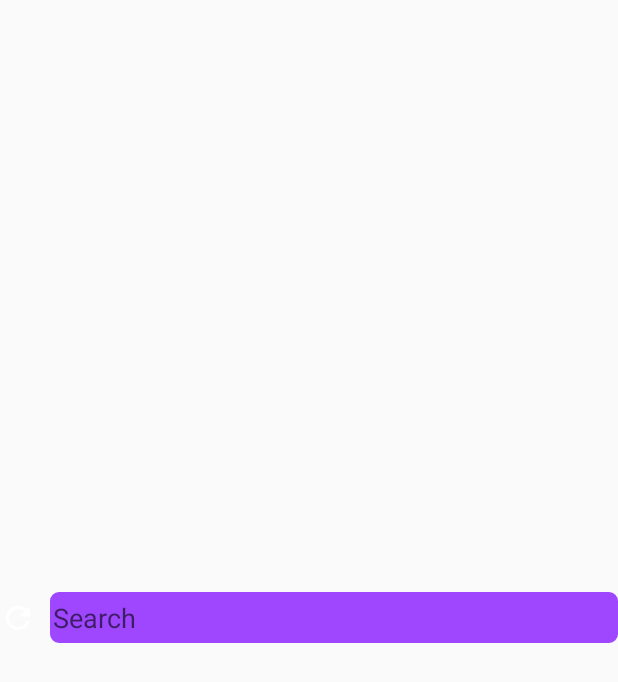
After one commit to VelocityPulse/TagFinder, an Android app: the layout browser_action_bar.xml on its own in the app's theme, with its tools: preview values and no code run, on a phone screen of 412 x 824 dp. The commit adds this screen. Shown: the top 682 px of the screen. Run offline under Robolectric (Android 15) with nearby library versions, the phone set to English and light mode, and no system bars.

Commit message:
[BROWSER ACTIVITY] Working on the main layout and the search bar

```diff
--- a/app/build.gradle
+++ b/app/build.gradle
@@ -31,4 +31,5 @@ dependencies {
     testImplementation 'junit:junit:4.12'
     androidTestImplementation 'androidx.test.ext:junit:1.1.1'
     androidTestImplementation 'androidx.test.espresso:espresso-core:3.2.0'
+    implementation 'androidx.swiperefreshlayout:swiperefreshlayout:1.0.0'
 }
--- a/app/src/main/AndroidManifest.xml
+++ b/app/src/main/AndroidManifest.xml
@@ -2,6 +2,7 @@
 <manifest xmlns:android="http://schemas.android.com/apk/res/android"
     package="com.cpulse.tagfinder">
 
+    <uses-permission android:name="android.permission.INTERNET"/>
 
     <application
         android:icon="@mipmap/ic_launcher"
--- /dev/null
+++ b/app/src/main/res/drawable/ic_refresh.xml
@@ -0,0 +1,9 @@
+<vector xmlns:android="http://schemas.android.com/apk/res/android"
+    android:width="24dp"
+    android:height="24dp"
+    android:viewportWidth="24"
+    android:viewportHeight="24">
+    <path
+        android:fillColor="@color/colorIcons"
+        android:pathData="M17.65,6.35C16.2,4.9 14.21,4 12,4c-4.42,0 -7.99,3.58 -7.99,8s3.57,8 7.99,8c3.73,0 6.84,-2.55 7.73,-6h-2.08c-0.82,2.33 -3.04,4 -5.65,4 -3.31,0 -6,-2.69 -6,-6s2.69,-6 6,-6c1.66,0 3.14,0.69 4.22,1.78L13,11h7V4l-2.35,2.35z" />
+</vector>
--- /dev/null
+++ b/app/src/main/res/drawable/rounded_corner.xml
@@ -0,0 +1,15 @@
+<shape xmlns:android="http://schemas.android.com/apk/res/android">
+    <stroke
+        android:width="1dp"
+        android:color="@color/colorLight" />
+
+    <solid android:color="@color/colorLight" />
+
+    <padding
+        android:bottom="1dp"
+        android:left="1dp"
+        android:right="1dp"
+        android:top="1dp" />
+
+    <corners android:radius="5dp" />
+</shape>
--- a/app/src/main/res/layout/activity_maps.xml
+++ /dev/null
@@ -1,6 +0,0 @@
-<?xml version="1.0" encoding="utf-8"?>
-<LinearLayout xmlns:android="http://schemas.android.com/apk/res/android"
-    xmlns:tools="http://schemas.android.com/tools"
-    android:layout_width="match_parent"
-    android:layout_height="match_parent"
-    tools:context=".BrowserActivity" />
--- /dev/null
+++ b/app/src/main/res/layout/browser_action_bar.xml
@@ -0,0 +1,29 @@
+<?xml version="1.0" encoding="utf-8"?>
+<LinearLayout xmlns:android="http://schemas.android.com/apk/res/android"
+    android:layout_width="match_parent"
+    android:layout_height="match_parent"
+    android:gravity="center"
+    android:orientation="horizontal">
+
+    <ImageButton
+        android:layout_width="wrap_content"
+        android:layout_height="wrap_content"
+        android:background="@android:color/transparent"
+        android:iconTint="@color/colorIcons"
+        android:onClick="onClickRefresh"
+        android:paddingRight="9dp"
+        android:src="@drawable/ic_refresh" />
+
+    <EditText
+        android:id="@+id/edit_text_search"
+        android:layout_width="match_parent"
+        android:layout_height="34dp"
+        android:background="@drawable/rounded_corner"
+        android:hint="Search"
+        android:imeOptions="actionSearch"
+        android:inputType="textUri"
+        android:maxLines="1"
+        android:paddingLeft="2dp"
+        android:textCursorDrawable="@null" />
+
+</LinearLayout>
--- a/app/src/main/res/values/colors.xml
+++ b/app/src/main/res/values/colors.xml
@@ -2,5 +2,9 @@
 <resources>
     <color name="colorPrimary">#6200EE</color>
     <color name="colorPrimaryDark">#3700B3</color>
-    <color name="colorAccent">#03DAC5</color>
+    <color name="colorLight">#9e47ff</color>
+
+    <color name="colorBackground">@android:color/darker_gray</color>
+
+    <color name="colorIcons">@android:color/white</color>
 </resources>
--- a/app/src/main/res/values/styles.xml
+++ b/app/src/main/res/values/styles.xml
@@ -5,7 +5,8 @@
         <!-- Customize your theme here. -->
         <item name="colorPrimary">@color/colorPrimary</item>
         <item name="colorPrimaryDark">@color/colorPrimaryDark</item>
-        <item name="colorAccent">@color/colorAccent</item>
+        <item name="colorAccent">@color/colorLight</item>
+
     </style>
 
 </resources>
```
Also changed, not shown: app/src/main/java/com/cpulse/tagfinder/BrowserActivity.java (+118 -6 lines), app/src/main/java/com/cpulse/tagfinder/core/LogManager.java (added, +59 -0 lines), app/src/main/res/drawable/ic_arrow_back.xml (added, +9 -0 lines), app/src/main/res/drawable/ic_arrow_forward.xml (added, +9 -0 lines), app/src/main/res/drawable/ic_more_vert.xml (added, +9 -0 lines), app/src/main/res/drawable/ic_wb_incandescent.xml (added, +9 -0 lines), app/src/main/res/drawable/ripple_effect.xml (added, +12 -0 lines), app/src/main/res/layout/activity_browser.xml (added, +21 -0 lines), app/src/main/res/menu/browser_menu.xml (added, +22 -0 lines).
